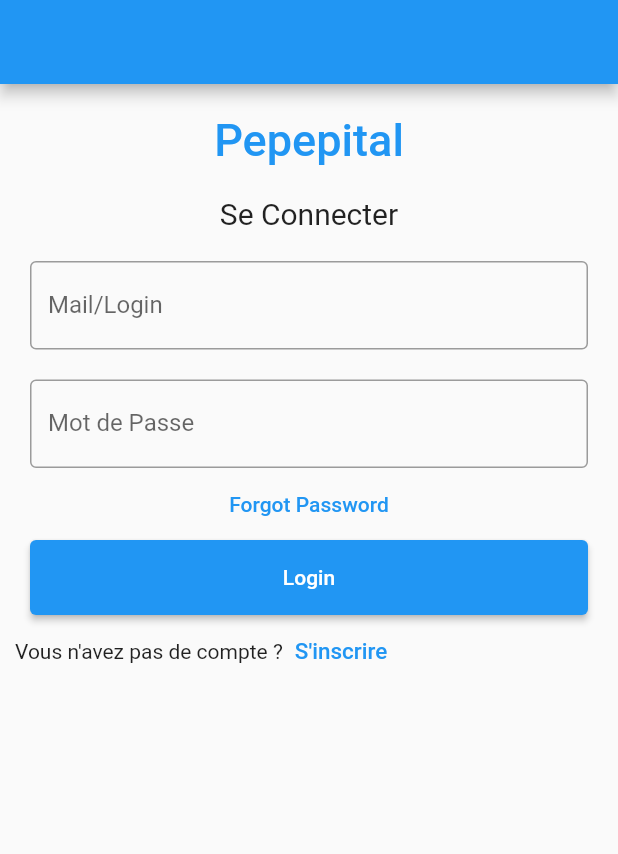
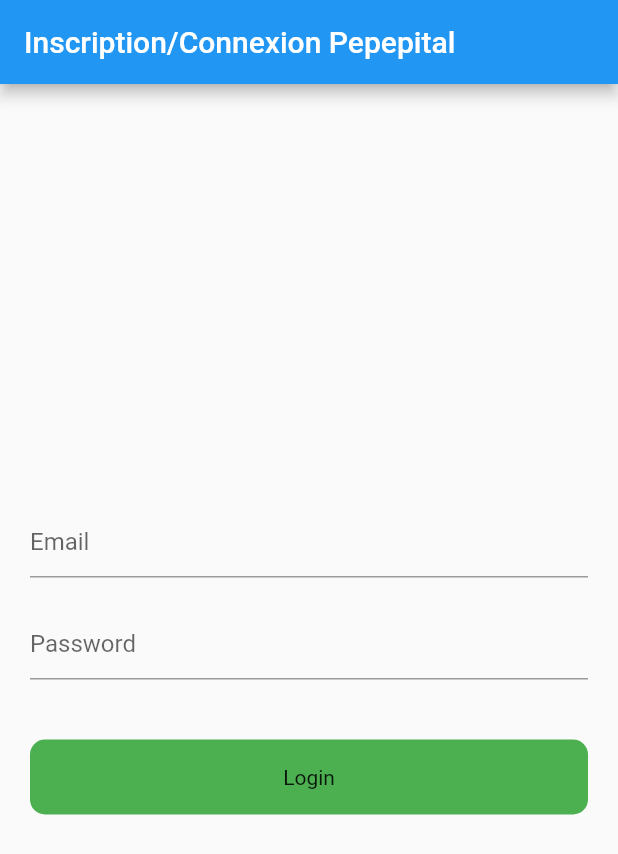
Before and after one commit to Basile-Mercado/Pepeflutter, a Flutter app: the Formulaire screen opened directly, after a tap on "Login", on a phone screen of 412 x 824 dp. Shown: the top 854 px of the screen. Run offline on Flutter 3.47's test engine with Material 2 defaults, Android fonts, the light colour scheme and no system bars.

Commit message:
ajout d'un formulaire qui marche avec l'API rest

```diff
--- a/ap_pepepital_flutter_rdv/lib/formulaire.dart
+++ b/ap_pepepital_flutter_rdv/lib/formulaire.dart
@@ -1,35 +1,39 @@
+import 'dart:convert';
 import 'package:flutter/foundation.dart' show Key, kDebugMode;
-import 'package:flutter/material.dart'
-    show
-        Alignment,
-        AppBar,
-        BuildContext,
-        Colors,
-        Container,
-        EdgeInsets,
-        ElevatedButton,
-        FontWeight,
-        InputDecoration,
-        Key,
-        ListView,
-        MaterialApp,
-        OutlineInputBorder,
-        Padding,
-        Row,
-        Scaffold,
-        State,
-        StatefulWidget,
-        Text,
-        TextButton,
-        TextEditingController,
-        TextField,
-        TextStyle,
-        Widget;
+import 'package:flutter/material.dart';
+import 'package:flutter/widgets.dart';
+import 'package:http/http.dart';
 
 class Formulaire extends StatefulWidget {
   const Formulaire({Key? key}) : super(key: key);
   @override
   State<Formulaire> createState() => _FormulaireState();
+}
+
+final _formKey = GlobalKey<FormState>();
+
+void login(String email, password) async {
+  try {
+    Response response = await post(
+        Uri.parse("192.168.1.20:8000/api/login_check"),
+        body: {'email': email, 'password': password});
+
+    if (response.statusCode == 200) {
+      var data = jsonDecode(response.body.toString());
+      if (kDebugMode) {
+        print(data['token']);
+      }
+      if (kDebugMode) {
+        'Connexion réussie';
+      }
+    } else {
+      'Connexion échouée';
+    }
+  } catch (e) {
+    if (kDebugMode) {
+      print(e.toString());
+    }
+  }
 }
 
 @override
@@ -46,98 +50,48 @@ Widget build(BuildContext context) {
 }
 
 class _FormulaireState extends State<Formulaire> {
-  TextEditingController nameController = TextEditingController();
+  TextEditingController emailController = TextEditingController();
   TextEditingController passwordController = TextEditingController();
 
   @override
   Widget build(BuildContext context) {
-    // ignore: unnecessary_new
-    return new Scaffold(
+    return Scaffold(
       appBar: AppBar(
-        title: const Text(''),
-        automaticallyImplyLeading: true,
+        title: const Text('Inscription/Connexion Pepepital'),
       ),
       body: Padding(
-        padding: const EdgeInsets.all(10),
-        child: ListView(
-          children: <Widget>[
-            Container(
-              alignment: Alignment.center,
-              padding: const EdgeInsets.all(10),
-              child: const Text(
-                "Pepepital",
-                style: TextStyle(
-                    color: Colors.blue,
-                    fontWeight: FontWeight.w500,
-                    fontSize: 30),
+        padding: const EdgeInsets.all(20.0),
+        child: Column(
+          crossAxisAlignment: CrossAxisAlignment.center,
+          mainAxisAlignment: MainAxisAlignment.center,
+          children: [
+            TextFormField(
+              controller: emailController,
+              decoration: const InputDecoration(hintText: 'Email'),
+            ),
+            const SizedBox(
+              height: 20,
+            ),
+            TextFormField(
+              controller: passwordController,
+              decoration: const InputDecoration(hintText: 'Password'),
+            ),
+            const SizedBox(
+              height: 40,
+            ),
+            GestureDetector(
+              onTap: () {
+                login(emailController.text.toString(),
+                    passwordController.text.toString());
+              },
+              child: Container(
+                height: 50,
+                decoration: BoxDecoration(
+                    color: Colors.green,
+                    borderRadius: BorderRadius.circular(10)),
+                child: const Center(child: Text('Login')),
               ),
-            ),
-            Container(
-              alignment: Alignment.center,
-              padding: const EdgeInsets.all(10),
-              child: const Text(
-                'Se Connecter',
-                style: TextStyle(fontSize: 20),
-              ),
-            ),
-            Container(
-              padding: const EdgeInsets.all(10),
-              child: TextField(
-                controller: nameController,
-                decoration: const InputDecoration(
-                  border: OutlineInputBorder(),
-                  labelText: 'Mail/Login',
-                ),
-              ),
-            ),
-            Container(
-              padding: const EdgeInsets.fromLTRB(10, 10, 10, 0),
-              child: TextField(
-                obscureText: true,
-                controller: passwordController,
-                decoration: const InputDecoration(
-                  border: OutlineInputBorder(),
-                  labelText: 'Mot de Passe',
-                ),
-              ),
-            ),
-            TextButton(
-              onPressed: () {
-                //redirigé pour l'oubli de mot de passe
-              },
-              child: const Text(
-                'Forgot Password',
-              ),
-            ),
-            Container(
-              height: 50,
-              padding: const EdgeInsets.fromLTRB(10, 0, 10, 0),
-              child: ElevatedButton(
-                child: const Text('Login'),
-                onPressed: () {
-                  if (kDebugMode) {
-                    print(nameController.text);
-                  }
-                  if (kDebugMode) {
-                    print(passwordController.text);
-                  }
-                },
-              ),
-            ),
-            Row(
-              children: <Widget>[
-                const Text('Vous n\'avez pas de compte ?'),
-                TextButton(
-                  child: const Text(
-                    'S\'inscrire',
-                    style: TextStyle(fontSize: 15),
-                  ),
-                  onPressed: () {
-                    //rediriger sur creation de compte
-                  },
-                )
-              ],
-            ),
+            )
           ],
         ),
       ),
```
